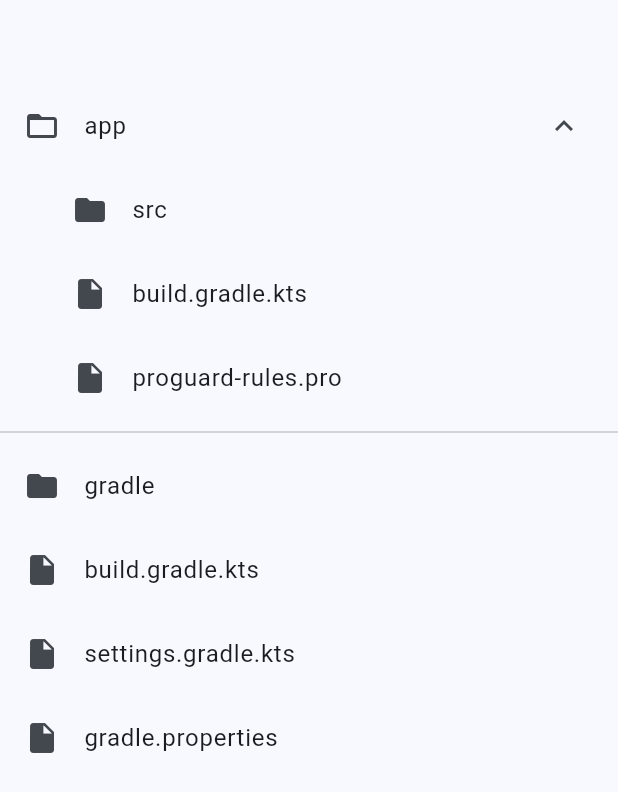
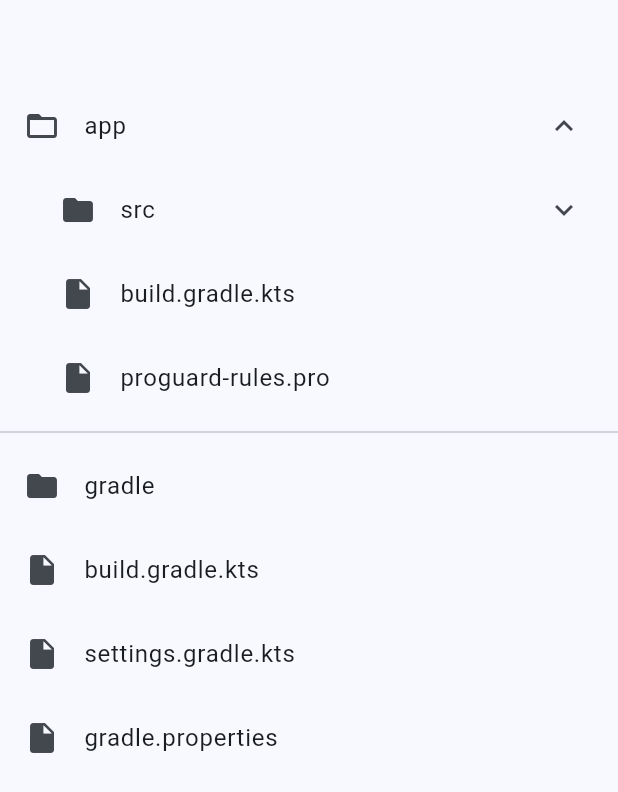
Before and after one commit to hamidabbas08-ux/droidforge, a Flutter app: the ProjectExplorerScreen screen opened directly with empty values, after a tap on "app", on a phone screen of 412 x 824 dp. Shown: the top 792 px of the screen. Run offline on Flutter 3.47's test engine with Material 3 defaults, Android fonts, the phone set to English and light mode, and no system bars.

Commit message:
Add src main java tree

```diff
--- a/lib/features/projects/screens/project_explorer_screen.dart
+++ b/lib/features/projects/screens/project_explorer_screen.dart
@@ -15,6 +15,12 @@ class ProjectExplorerScreen extends StatefulWidget {
 
 class _ProjectExplorerScreenState extends State<ProjectExplorerScreen> {
   bool appOpen = false;
+  bool srcOpen = false;
+  bool mainOpen = false;
+  bool javaOpen = false;
+  bool comOpen = false;
+  bool hamidOpen = false;
+  bool myAppOpen = false;
 
   @override
   Widget build(BuildContext context) {
@@ -22,14 +28,13 @@ class _ProjectExplorerScreenState extends State<ProjectExplorerScreen> {
       appBar: AppBar(title: Text(widget.projectName)),
       body: ListView(
         children: [
+
           ListTile(
-            leading: Icon(
-              appOpen ? Icons.folder_open : Icons.folder,
-            ),
+            leading: Icon(appOpen ? Icons.folder_open : Icons.folder),
             title: const Text("app"),
-            trailing: Icon(
-              appOpen ? Icons.expand_less : Icons.expand_more,
-            ),
+            trailing: Icon(appOpen
+                ? Icons.expand_less
+                : Icons.expand_more),
             onTap: () {
               setState(() {
                 appOpen = !appOpen;
@@ -38,22 +43,91 @@ class _ProjectExplorerScreenState extends State<ProjectExplorerScreen> {
           ),
 
           if (appOpen) ...[
-            const Padding(
-              padding: EdgeInsets.only(left: 32),
+
+            Padding(
+              padding: const EdgeInsets.only(left: 24),
               child: ListTile(
-                leading: Icon(Icons.folder),
-                title: Text("src"),
+                leading: Icon(srcOpen ? Icons.folder_open : Icons.folder),
+                title: const Text("src"),
+                trailing: Icon(srcOpen
+                    ? Icons.expand_less
+                    : Icons.expand_more),
+                onTap: () {
+                  setState(() {
+                    srcOpen = !srcOpen;
+                  });
+                },
               ),
             ),
+
+            if (srcOpen) ...[
+
+              Padding(
+                padding: const EdgeInsets.only(left: 48),
+                child: ListTile(
+                  leading: Icon(mainOpen ? Icons.folder_open : Icons.folder),
+                  title: const Text("main"),
+                  trailing: Icon(mainOpen
+                      ? Icons.expand_less
+                      : Icons.expand_more),
+                  onTap: () {
+                    setState(() {
+                      mainOpen = !mainOpen;
+                    });
+                  },
+                ),
+              ),
+
+              if (mainOpen) ...[
+
+                Padding(
+                  padding: const EdgeInsets.only(left: 72),
+                  child: ListTile(
+                    leading: Icon(javaOpen
+                        ? Icons.folder_open
+                        : Icons.folder),
+                    title: const Text("java"),
+                    trailing: Icon(javaOpen
+                        ? Icons.expand_less
+                        : Icons.expand_more),
+                    onTap: () {
+                      setState(() {
+                        javaOpen = !javaOpen;
+                      });
+                    },
+                  ),
+                ),
+
+                Padding(
+                  padding: const EdgeInsets.only(left: 72),
+                  child: const ListTile(
+                    leading: Icon(Icons.folder),
+                    title: Text("res"),
+                  ),
+                ),
+
+                Padding(
+                  padding: const EdgeInsets.only(left: 72),
+                  child: const ListTile(
+                    leading: Icon(Icons.insert_drive_file),
+                    title: Text("AndroidManifest.xml"),
+                  ),
+                ),
+
+              ],
+
+            ],
+
             const Padding(
-              padding: EdgeInsets.only(left: 32),
+              padding: EdgeInsets.only(left: 24),
               child: ListTile(
                 leading: Icon(Icons.insert_drive_file),
                 title: Text("build.gradle.kts"),
               ),
             ),
+
             const Padding(
-              padding: EdgeInsets.only(left: 32),
+              padding: EdgeInsets.only(left: 24),
               child: ListTile(
                 leading: Icon(Icons.insert_drive_file),
                 title: Text("proguard-rules.pro"),
```
